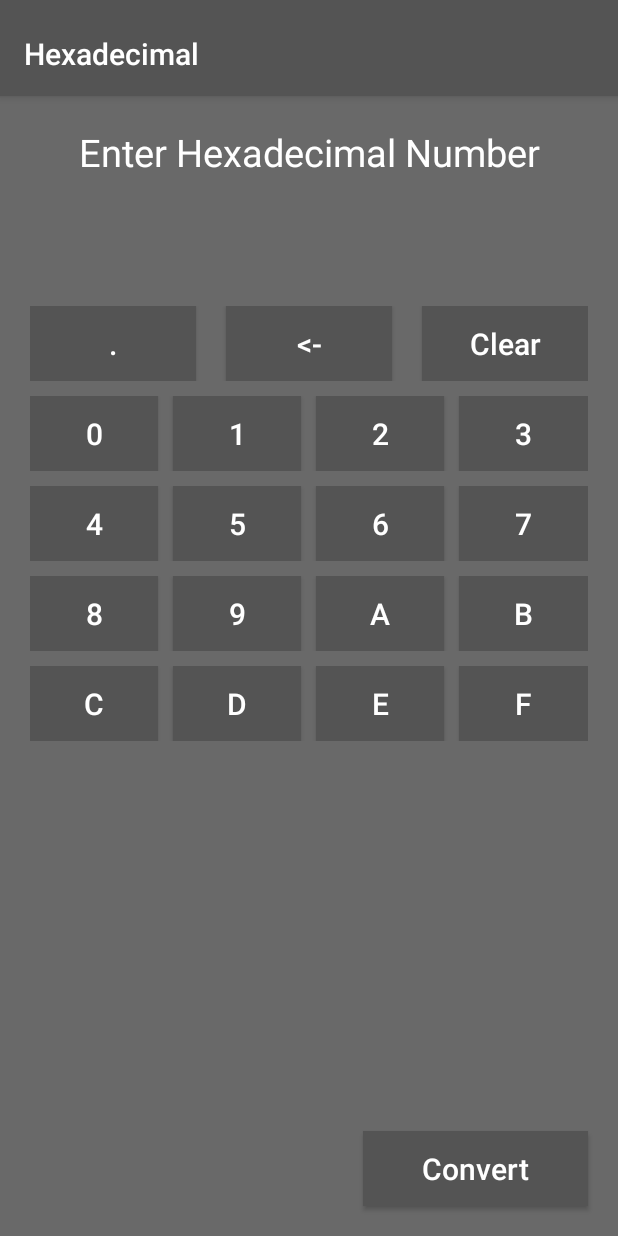
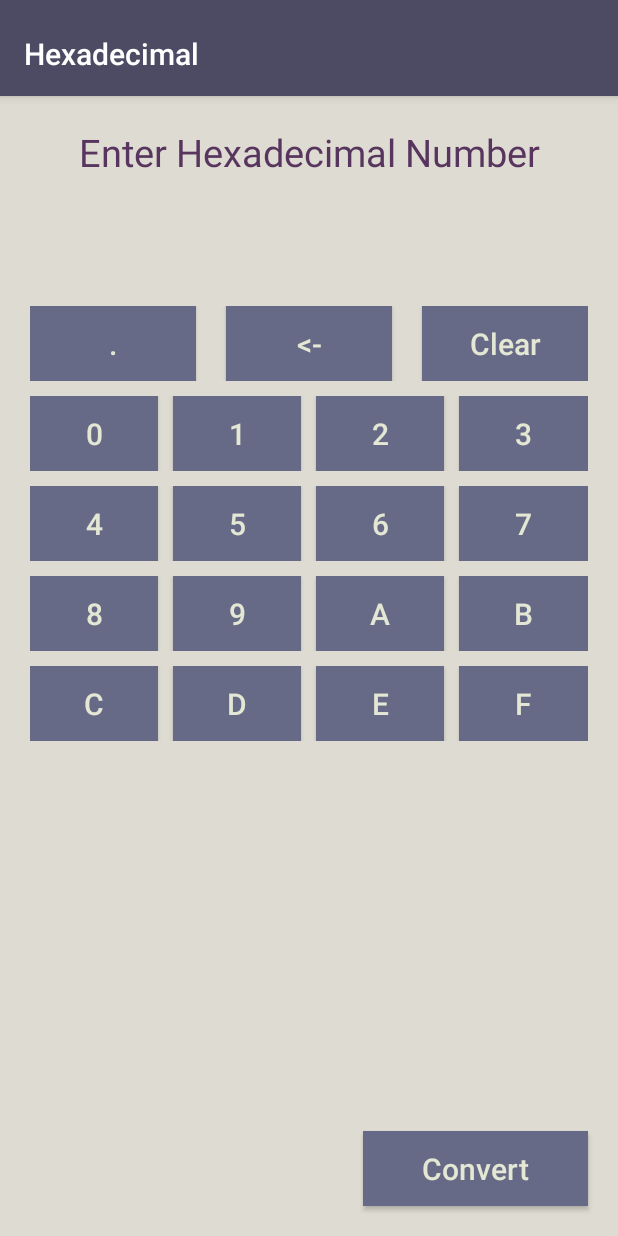
Before and after one commit to codeb1ooded/Calculator, an Android app: the ConversionFromHexadecimal screen opened directly, with no data from a screen before it, on a phone screen of 412 x 824 dp. Run offline under Robolectric (Android 15) with nearby library versions, the phone set to English and light mode, and no system bars.

Commit message:
theme changed and apk updated

```diff
--- a/app/src/main/res/layout/activity_main.xml
+++ b/app/src/main/res/layout/activity_main.xml
@@ -45,6 +45,7 @@
             android:layout_height="wrap_content"
             android:orientation="horizontal"
             android:layout_margin="7dp">
+
             <Button
                 android:layout_width="0dp"
                 android:layout_weight="1"
@@ -55,9 +56,10 @@
                 android:textSize="@dimen/button_text_size"
                 android:id="@+id/clearRightButton"
                 android:textAllCaps="false"
-                android:background="@color/colorToolbar"
+                android:background="@color/colorButton"
                 android:textColor="@color/colorButtonText"
                 android:onClick="backClicked"/>
+
             <Button
                 android:layout_width="0dp"
                 android:layout_weight="1"
@@ -68,7 +70,7 @@
                 android:layout_marginLeft="@dimen/margin"
                 android:layout_marginRight="@dimen/margin"
                 android:textAllCaps="false"
-                android:background="@color/colorToolbar"
+                android:background="@color/colorButton"
                 android:textColor="@color/colorButtonText"
                 android:onClick="clearAllClicked"/>
         </LinearLayout>
--- a/app/src/main/res/layout/conversion_ns_hexadecimal.xml
+++ b/app/src/main/res/layout/conversion_ns_hexadecimal.xml
@@ -80,11 +80,11 @@
                     android:id="@+id/periodButtonHexadecimal"
                     android:layout_marginRight="@dimen/margin"
                     android:textAllCaps="false"
-                    android:background="@color/colorToolbar"
+                    android:background="@color/colorButton"
                     android:textColor="@color/colorButtonText"
                     android:onClick="periodClicked"/>
                     <!--
-                    android:background="@color/colorToolbar"
+                    android:background="@color/colorButton"
                     android:textColor="@color/colorButtonText"
                     android:layout_marginBottom="@dimen/margin"
                     android:layout_marginRight="@dimen/margin"
@@ -100,7 +100,7 @@
                     android:layout_marginRight="@dimen/margin"
                     android:layout_marginLeft="@dimen/margin"
                     android:textAllCaps="false"
-                    android:background="@color/colorToolbar"
+                    android:background="@color/colorButton"
                     android:textColor="@color/colorButtonText"
                     android:onClick="clearClicked"/>
                 <Button
@@ -112,7 +112,7 @@
                     android:id="@+id/clearAllButtonHexadecimal"
                     android:layout_marginLeft="@dimen/margin"
                     android:textAllCaps="false"
-                    android:background="@color/colorToolbar"
+                    android:background="@color/colorButton"
                     android:textColor="@color/colorButtonText"
                     android:onClick="clearAllClicked"/>
             </LinearLayout>
@@ -135,7 +135,7 @@
                     android:textAlignment="center"
                     android:layout_marginRight="@dimen/margin"
                     android:id="@+id/hexadecimal0"
-                    android:background="@color/colorToolbar"
+                    android:background="@color/colorButton"
                     android:textColor="@color/colorButtonText"
                     android:onClick="zeroClicked"/>
                 <Button
@@ -147,7 +147,7 @@
                     android:layout_marginRight="@dimen/margin"
                     android:textAlignment="center"
                     android:id="@+id/hexadecima1"
-                    android:background="@color/colorToolbar"
+                    android:background="@color/colorButton"
                     android:textColor="@color/colorButtonText"
                     android:onClick="oneClicked"/>
                 <Button
@@ -159,7 +159,7 @@
                     android:layout_marginRight="@dimen/margin"
                     android:textAlignment="center"
                     android:id="@+id/hexadecimal2"
-                    android:background="@color/colorToolbar"
+                    android:background="@color/colorButton"
                     android:textColor="@color/colorButtonText"
                     android:onClick="twoClicked"/>
                 <Button
@@ -170,7 +170,7 @@
                     android:textSize="@dimen/button_text_size"
                     android:textAlignment="center"
                     android:id="@+id/hexadecima3"
-                    android:background="@color/colorToolbar"
+                    android:background="@color/colorButton"
                     android:textColor="@color/colorButtonText"
                     android:onClick="threeClicked"/>
             </LinearLayout>
@@ -194,7 +194,7 @@
                     android:textAlignment="center"
                     android:id="@+id/hexadecimal4"
                     android:layout_marginRight="@dimen/margin"
-                    android:background="@color/colorToolbar"
+                    android:background="@color/colorButton"
                     android:textColor="@color/colorButtonText"
                     android:onClick="fourClicked"/>
                 <Button
@@ -206,7 +206,7 @@
                     android:textSize="@dimen/button_text_size"
                     android:textAlignment="center"
                     android:id="@+id/hexadecimal5"
-                    android:background="@color/colorToolbar"
+                    android:background="@color/colorButton"
                     android:textColor="@color/colorButtonText"
                     android:onClick="fiveClicked"/>
                 <Button
@@ -218,7 +218,7 @@
                     android:textSize="@dimen/button_text_size"
                     android:textAlignment="center"
                     android:id="@+id/hexadecimal6"
-                    android:background="@color/colorToolbar"
+                    android:background="@color/colorButton"
                     android:textColor="@color/colorButtonText"
                     android:onClick="sixClicked"/>
 
@@ -230,7 +230,7 @@
                     android:textSize="@dimen/button_text_size"
                     android:textAlignment="center"
                     android:id="@+id/hexadecimal7"
-                    android:background="@color/colorToolbar"
+                    android:background="@color/colorButton"
                     android:textColor="@color/colorButtonText"
                     android:onClick="sevenClicked"/>
 
@@ -255,7 +255,7 @@
                     android:textAlignment="center"
                     android:layout_marginRight="@dimen/margin"
                     android:id="@+id/hexadecimal8"
-                    android:background="@color/colorToolbar"
+                    android:background="@color/colorButton"
                     android:textColor="@color/colorButtonText"
                     android:onClick="eightClicked"/>
                 <Button
@@ -267,7 +267,7 @@
                     android:textSize="@dimen/button_text_size"
                     android:textAlignment="center"
                     android:id="@+id/hexadecimal9"
-                    android:background="@color/colorToolbar"
+                    android:background="@color/colorButton"
                     android:textColor="@color/colorButtonText"
                     android:onClick="nineClicked"/>
                 <Button
@@ -279,7 +279,7 @@
                     android:textAlignment="center"
                     android:id="@+id/hexadecimal10"
                     android:layout_marginRight="@dimen/margin"
-                    android:background="@color/colorToolbar"
+                    android:background="@color/colorButton"
                     android:textColor="@color/colorButtonText"
                     android:onClick="aClicked"/>
                 <Button
@@ -290,7 +290,7 @@
                     android:textSize="@dimen/button_text_size"
                     android:textAlignment="center"
                     android:id="@+id/hexadecimal11"
-                    android:background="@color/colorToolbar"
+                    android:background="@color/colorButton"
                     android:textColor="@color/colorButtonText"
                     android:onClick="bClicked"/>
             </LinearLayout>
@@ -314,7 +314,7 @@
                     android:textAlignment="center"
                     android:id="@+id/hexadecimal12"
                     android:layout_marginRight="@dimen/margin"
-                    android:background="@color/colorToolbar"
+                    android:background="@color/colorButton"
                     android:textColor="@color/colorButtonText"
                     android:onClick="cClicked"/>
                 <Button
@@ -326,7 +326,7 @@
                     android:textAlignment="center"
                     android:layout_marginRight="@dimen/margin"
                     android:id="@+id/hexadecimal13"
-                    android:background="@color/colorToolbar"
+                    android:background="@color/colorButton"
                     android:textColor="@color/colorButtonText"
                     android:onClick="dClicked"/>
                 <Button
@@ -338,7 +338,7 @@
                     android:textAlignment="center"
                     android:id="@+id/hexadecimal14"
                     android:layout_marginRight="@dimen/margin"
-                    android:background="@color/colorToolbar"
+                    android:background="@color/colorButton"
                     android:textColor="@color/colorButtonText"
                     android:onClick="eClicked"/>
                 <Button
@@ -349,7 +349,7 @@
                     android:textSize="@dimen/button_text_size"
                     android:textAlignment="center"
                     android:id="@+id/hexadecimal15"
-                    android:background="@color/colorToolbar"
+                    android:background="@color/colorButton"
                     android:textColor="@color/colorButtonText"
                     android:onClick="fClicked"/>
             </LinearLayout>
@@ -365,7 +365,7 @@
                 android:layout_alignParentBottom="true"
                 android:layout_alignParentRight="true"
                 android:textAllCaps="false"
-                android:background="@color/colorToolbar"
+                android:background="@color/colorButton"
                 android:textColor="@color/colorButtonText"
                 android:onClick="convertClicked"/>
 
--- a/app/src/main/res/values/colors.xml
+++ b/app/src/main/res/values/colors.xml
@@ -3,9 +3,9 @@
     <color name="colorPrimary">#3F51B5</color>
     <color name="colorPrimaryDark">#303F9F</color>
     <color name="colorAccent">#FF4081</color>
-    <color name="colorToolbar">#545454</color>
-    <color name="colorScreen">#696969</color>
-    <color name="colorButton">#000000</color>
-    <color name="colorButtonText">#ffffff</color>
-    <color name="colorViewText">#ffffff</color>
+    <color name="colorToolbar">#4C4B63</color>
+    <color name="colorScreen">#DEDBD2</color>
+    <color name="colorButton">#666A86</color>
+    <color name="colorButtonText">#E3E7D3</color>
+    <color name="colorViewText">#58355E</color>
 </resources>
```
Also changed, not shown: app/src/main/res/layout/conversion_activity_ns.xml (+4 -4 lines), app/src/main/res/layout/conversion_ns_binary.xml (+6 -6 lines), app/src/main/res/layout/conversion_ns_decimal.xml (+14 -14 lines), app/src/main/res/layout/conversion_ns_octal.xml (+12 -12 lines), app/src/main/res/layout/convert_to_activity.xml (+5 -13 lines), app/src/main/res/layout/fragment_advanced_operations.xml (+11 -11 lines), app/src/main/res/layout/fragment_main.xml (+16 -16 lines), app/src/main/res/layout/fragment_scientific_operations.xml (+12 -12 lines), 1 other file.
